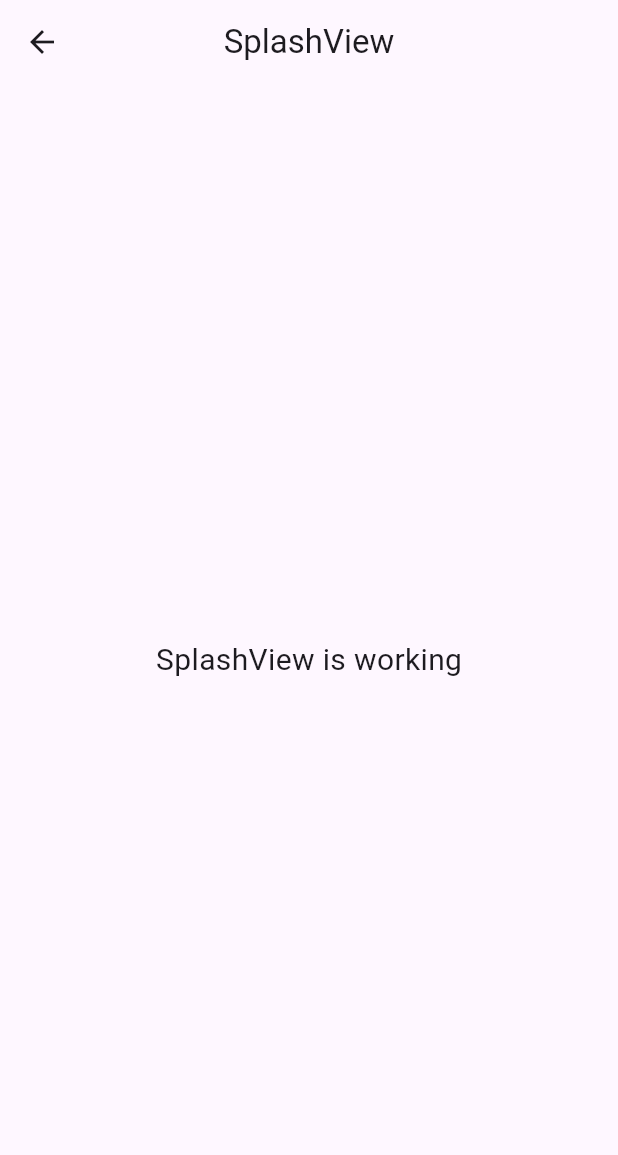
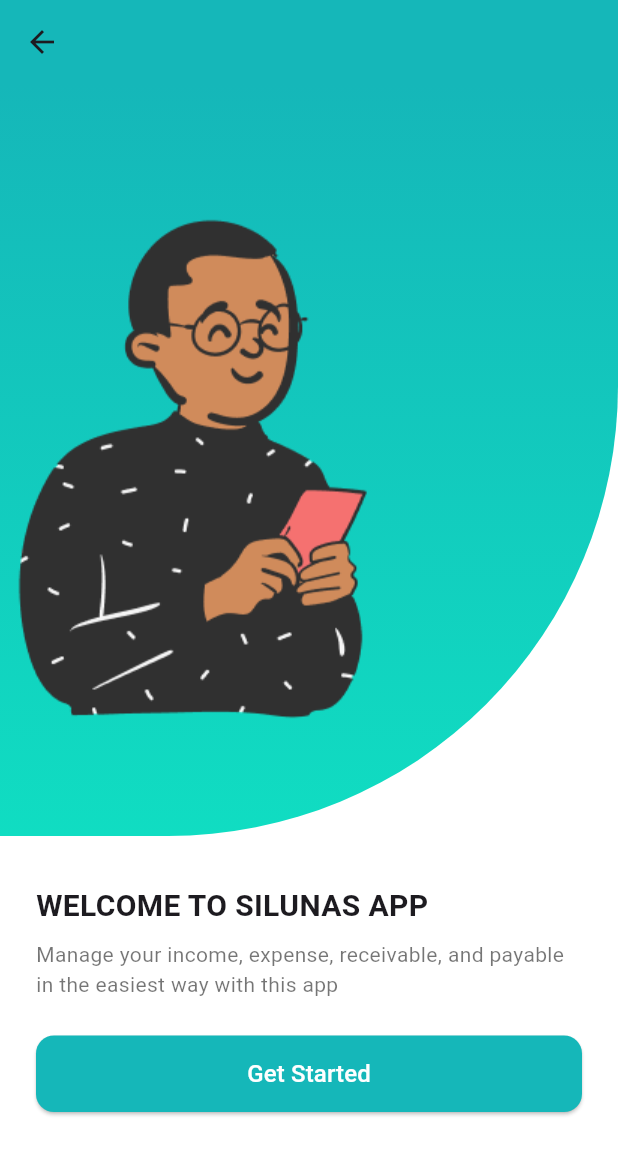
Before and after one commit to Zammil00/SiLunas, a Flutter app: the SplashView screen opened by its route, on a phone screen of 412 x 824 dp. Shown: the top 1155 px of the screen. Run offline on Flutter 3.47's test engine with Material 3 defaults, Android fonts, the light colour scheme and no system bars; our stand-ins replace get.

Commit message:
Update Splash Page

```diff
--- a/lib/app/modules/login/views/login_view.dart
+++ b/lib/app/modules/login/views/login_view.dart
@@ -1,6 +1,7 @@
 import 'package:flutter/material.dart';
 
 import 'package:get/get.dart';
+import 'package:si_lunas/core/color/app_color.dart';
 
 import '../controllers/login_controller.dart';
 
@@ -9,16 +10,8 @@ class LoginView extends GetView<LoginController> {
   @override
   Widget build(BuildContext context) {
     return Scaffold(
-      appBar: AppBar(
-        title: const Text('LoginView'),
-        centerTitle: true,
-      ),
-      body: const Center(
-        child: Text(
-          'LoginView is working',
-          style: TextStyle(fontSize: 20),
-        ),
-      ),
+      appBar: AppBar(backgroundColor: Color(AppColor.main)),
+      body: Center(),
     );
   }
 }
--- a/lib/app/modules/splash/views/splash_view.dart
+++ b/lib/app/modules/splash/views/splash_view.dart
@@ -1,7 +1,7 @@
 import 'package:flutter/material.dart';
 
 import 'package:get/get.dart';
-
+import 'package:si_lunas/core/color/app_color.dart';
 import '../controllers/splash_controller.dart';
 
 class SplashView extends GetView<SplashController> {
@@ -9,14 +9,91 @@ class SplashView extends GetView<SplashController> {
   @override
   Widget build(BuildContext context) {
     return Scaffold(
-      appBar: AppBar(
-        title: const Text('SplashView'),
-        centerTitle: true,
-      ),
-      body: const Center(
-        child: Text(
-          'SplashView is working',
-          style: TextStyle(fontSize: 20),
+      backgroundColor: Colors.white,
+      appBar: AppBar(backgroundColor: Color(AppColor.main)),
+      body: SafeArea(
+        child: Column(
+          children: [
+            // Bagian atas (gambar ilustrasi)
+            Expanded(
+              flex: 2,
+              child: Container(
+                width: double.infinity,
+                decoration: const BoxDecoration(
+                  gradient: LinearGradient(
+                    begin: Alignment.topCenter,
+                    end: Alignment.bottomCenter,
+                    colors: [Color(AppColor.main), Color(AppColor.secondary)],
+                  ),
+                  borderRadius: BorderRadius.only(
+                    bottomRight: Radius.circular(300),
+                  ),
+                ),
+                child: Column(
+                  mainAxisAlignment: MainAxisAlignment.center,
+                  crossAxisAlignment: CrossAxisAlignment.start,
+                  children: [
+                    Image.asset(
+                      "assets/img/Orang.png", // ilustrasi kamu
+                      height: 500,
+                      width: 250,
+                    ),
+                  ],
+                ),
+              ),
+            ),
+            SizedBox(height: 16),
+            // Bagian bawah (text + button)
+            Expanded(
+              flex: 1,
+              child: Padding(
+                padding: const EdgeInsets.symmetric(
+                  horizontal: 24,
+                  vertical: 16,
+                ),
+                child: Column(
+                  crossAxisAlignment: CrossAxisAlignment.start,
+                  children: [
+                    const Text(
+                      "WELCOME TO SILUNAS APP",
+                      textAlign: TextAlign.start,
+                      style: TextStyle(
+                        fontSize: 20,
+                        fontWeight: FontWeight.bold,
+                      ),
+                    ),
+                    const SizedBox(height: 8),
+                    const Text(
+                      "Manage your income, expense, receivable, and payable in the easiest way with this app",
+                      textAlign: TextAlign.start,
+                      style: TextStyle(fontSize: 14, color: Colors.black54),
+                    ),
+                    const SizedBox(height: 24),
+                    SizedBox(
+                      width: double.infinity,
+                      child: ElevatedButton(
+                        style: ElevatedButton.styleFrom(
+                          backgroundColor: const Color(AppColor.main),
+                          padding: const EdgeInsets.symmetric(vertical: 14),
+                          shape: RoundedRectangleBorder(
+                            borderRadius: BorderRadius.circular(12),
+                          ),
+                        ),
+                        onPressed: () {
+                          // TODO: Arahkan ke Home / Login Page
+                          Navigator.pushReplacementNamed(context, "/login");
+                        },
+                        child: const Text(
+                          "Get Started",
+                          style: TextStyle(fontSize: 16, color: Colors.white),
+                        ),
+                      ),
+                    ),
+                  ],
+                ),
+              ),
+            ),
+          ],
         ),
       ),
     );
--- a/lib/app/routes/app_pages.dart
+++ b/lib/app/routes/app_pages.dart
@@ -14,7 +14,7 @@ part 'app_routes.dart';
 class AppPages {
   AppPages._();
 
-  static const INITIAL = Routes.HOME;
+  static const INITIAL = Routes.SPLASH;
 
   static final routes = [
     GetPage(
--- /dev/null
+++ b/lib/core/color/app_color.dart
@@ -0,0 +1,7 @@
+class AppColor {
+  static const int base = 0xFFF5F5F5;
+  static const int main = 0xFF15B7B9;
+  static const int secondary = 0xFF10DDC2;
+  static const int alert = 0xFFF57170;
+  static const int text = 0xFF303030;
+}
--- a/lib/main.dart
+++ b/lib/main.dart
@@ -7,6 +7,7 @@ import 'app/routes/app_pages.dart';
 void main() {
   runApp(
     GetMaterialApp(
+      debugShowCheckedModeBanner: false,
       title: "Application",
       initialRoute: AppPages.INITIAL,
       getPages: AppPages.routes,
--- a/pubspec.yaml
+++ b/pubspec.yaml
@@ -59,8 +59,8 @@ flutter:
   uses-material-design: true
 
   # To add assets to your application, add an assets section, like this:
-  # assets:
-  #   - images/a_dot_burr.jpeg
+  assets:
+    - assets/img/
   #   - images/a_dot_ham.jpeg
 
   # An image asset can refer to one or more resolution-specific "variants", see
```
Also changed, not shown: assets/img/Orang.png (added).
